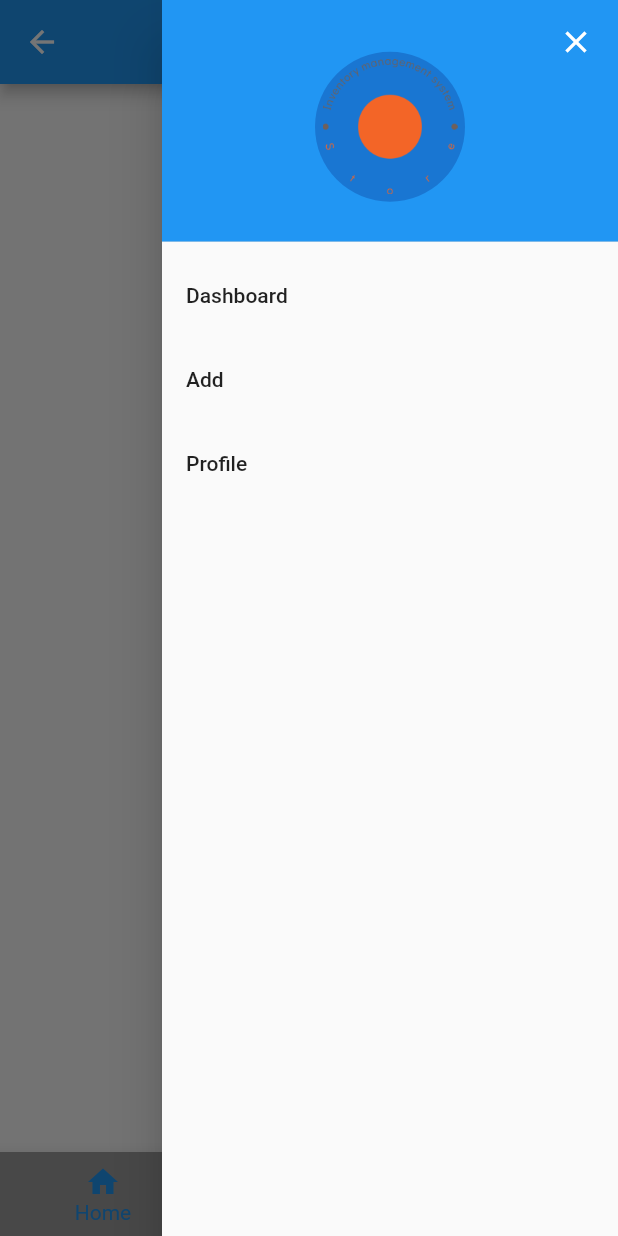
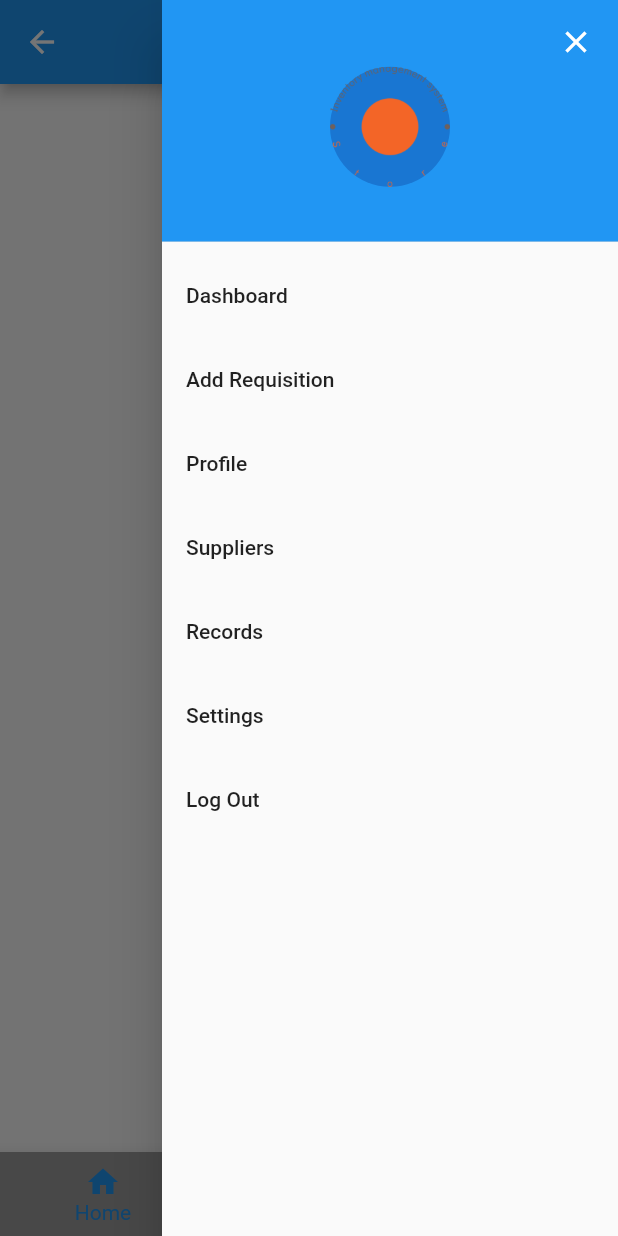
Before and after one commit to Sherab12/inventory-management-system, a Flutter app: the MyHomePage screen opened by its route, with the side drawer open, on a phone screen of 412 x 824 dp. Run offline on Flutter 3.47's test engine with Material 2 defaults, Android fonts, the light colour scheme and no system bars.

Commit message:
updated a little

```diff
--- a/lib/home.dart
+++ b/lib/home.dart
@@ -1,6 +1,11 @@
 import 'package:flutter/material.dart';
+import 'package:req/login.dart';
 import 'requisition_form.dart'; // Import the requisition form screen
-import 'profile_screen.dart'; // Import the profile screen
+import 'profile_screen.dart';
+import 'supplier_page.dart';
+import 'records_page.dart';
+import 'settings.dart';
+// Import the profile screen
 
 class MyHomePage extends StatefulWidget {
   @override
@@ -15,8 +20,8 @@ class _MyHomePageState extends State<MyHomePage> {
     Center(
       child: Text('Your Home Content Goes Here'),
     ),
-    RequisitionFormScreen(),
-    ProfileScreen(),
+    RequisitionFormScreen(), // Use Requisition page
+    ProfileScreen(), // Use Profile page
   ];
 
   @override
@@ -68,10 +73,10 @@ class _MyHomePageState extends State<MyHomePage> {
                   ),
                   Center(
                     child: CircleAvatar(
-                      radius: 50,
+                      radius: 40,
                       child: Image.asset(
                         'assets/logo-no-background.png', // Replace this with your logo image asset
-                        height: 90, // Set the height of the logo inside the circular avatar
+                        height: 80, // Set the height of the logo inside the circular avatar
                       ),
                     ),
                   ),
@@ -81,37 +86,66 @@ class _MyHomePageState extends State<MyHomePage> {
             ListTile(
               title: Text('Dashboard'),
               onTap: () {
-                // Set the current page to the home page
                 setState(() {
                   _currentIndex = 0;
                 });
-                Navigator.pop(context); // Close the drawer
+                Navigator.pop(context);
               },
             ),
             ListTile(
-              title: Text('Add'),
+              title: Text('Add Requisition'),
               onTap: () {
-                // Set the current page to the Requisition Form
                 setState(() {
                   _currentIndex = 1;
                 });
-                Navigator.pop(context); // Close the drawer
+                Navigator.pop(context);
               },
             ),
             ListTile(
               title: Text('Profile'),
               onTap: () {
-                // Set the current page to the Profile screen
                 setState(() {
                   _currentIndex = 2;
                 });
-                Navigator.pop(context); // Close the drawer
+                Navigator.pop(context);
+              },
+            ),
+            ListTile(
+              title: Text('Suppliers'),
+              onTap: () {
+                // Navigate to Suppliers page
+                Navigator.push(context, MaterialPageRoute(builder: (context) => SuppliersPage()));
+              },
+            ),
+            ListTile(
+              title: Text('Records'),
+              onTap: () {
+                // Navigate to Records page
+                Navigator.push(context, MaterialPageRoute(builder: (context) => RecordsPage()));
+              },
+            ),
+            ListTile(
+              title: Text('Settings'),
+              onTap: () {
+                // Navigate to Settings page
+                Navigator.push(context, MaterialPageRoute(builder: (context) => SettingsPage()));
+              },
+            ),
+            ListTile(
+              title: Text('Log Out'),
+              onTap: () {
+                // Navigate to Logout page
+                Navigator.push(context, MaterialPageRoute(builder: (context) => LoginPage()));
               },
             ),
           ],
         ),
       ),
-      body: _pages[_currentIndex],
+      body: _currentIndex >= 0 && _currentIndex < _pages.length
+          ? _pages[_currentIndex]
+          : Center(
+              child: Text('Invalid Page Index'),
+            ),
       bottomNavigationBar: BottomNavigationBar(
         backgroundColor: Colors.grey,
         currentIndex: _currentIndex,
--- a/lib/main.dart
+++ b/lib/main.dart
@@ -1,6 +1,10 @@
 import 'package:flutter/material.dart';
 import 'home.dart'; // Import the MyHomePage widget from home.dart
-import 'login.dart'; // Import the LoginPage widget from login_page.dart
+import 'login.dart';
+import 'supplier_page.dart';
+import 'records_page.dart';
+import 'settings.dart';
+// Import the LoginPage widget from login_page.dart
 
 void main() {
   runApp(MyApp());
@@ -20,7 +24,11 @@ class MyApp extends StatelessWidget {
       routes: {
         '/login': (context) => LoginPage(),
         '/home': (context) => MyHomePage(),
+        '/suppliers': (context) => SuppliersPage(),
+        '/records': (context) => RecordsPage(),
+        '/settings': (context) => SettingsPage(),
       },
+
     );
   }
 }
--- /dev/null
+++ b/lib/records_page.dart
@@ -0,0 +1,15 @@
+import 'package:flutter/material.dart';
+
+class RecordsPage extends StatelessWidget {
+  @override
+  Widget build(BuildContext context) {
+    return Scaffold(
+      appBar: AppBar(
+        title: Text('Records Page'),
+      ),
+      body: Center(
+        child: Text('This is the Records Page.'),
+        ),
+    );
+  }
+}
--- /dev/null
+++ b/lib/settings.dart
@@ -0,0 +1,15 @@
+import 'package:flutter/material.dart';
+
+class SettingsPage extends StatelessWidget {
+  @override
+  Widget build(BuildContext context) {
+    return Scaffold(
+      appBar: AppBar(
+        title: Text('Settings Page'),
+      ),
+      body: Center(
+        child: Text('This is the Settings Page.'),
+      ),
+    );
+  }
+}
--- /dev/null
+++ b/lib/supplier_page.dart
@@ -0,0 +1,15 @@
+import 'package:flutter/material.dart';
+
+class SuppliersPage extends StatelessWidget {
+  @override
+  Widget build(BuildContext context) {
+    return Scaffold(
+      appBar: AppBar(
+        title: Text('Suppliers Page'),
+      ),
+      body: Center(
+        child: Text('This is the Suppliers Page.'),
+      ),
+    );
+  }
+}
```
